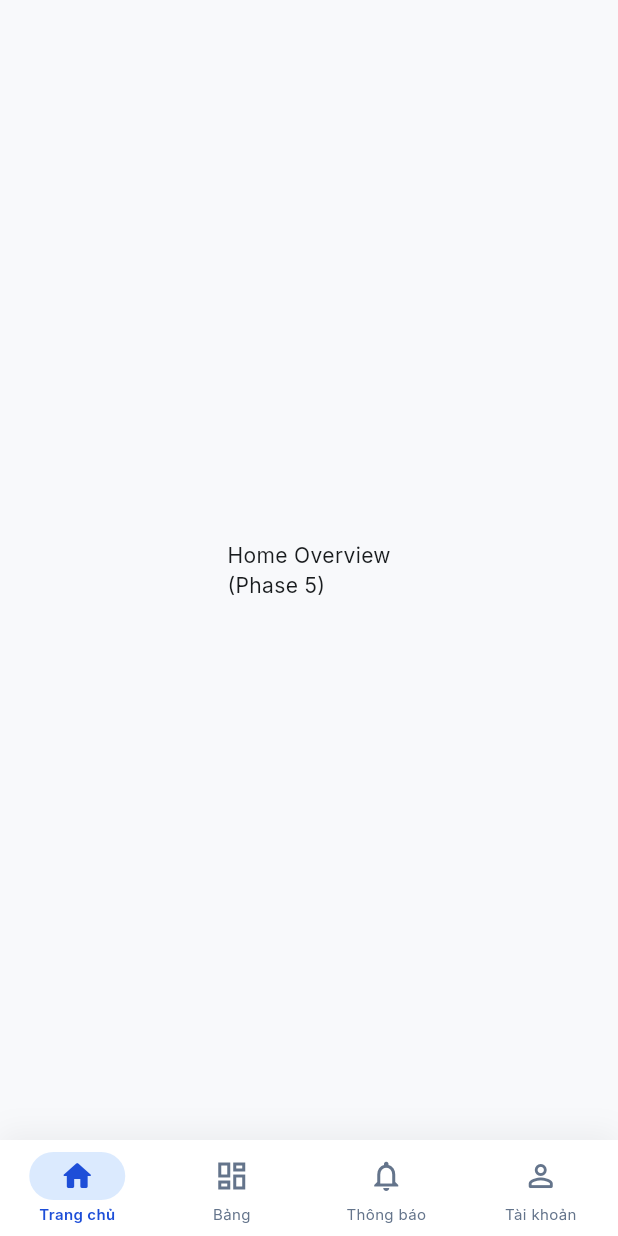
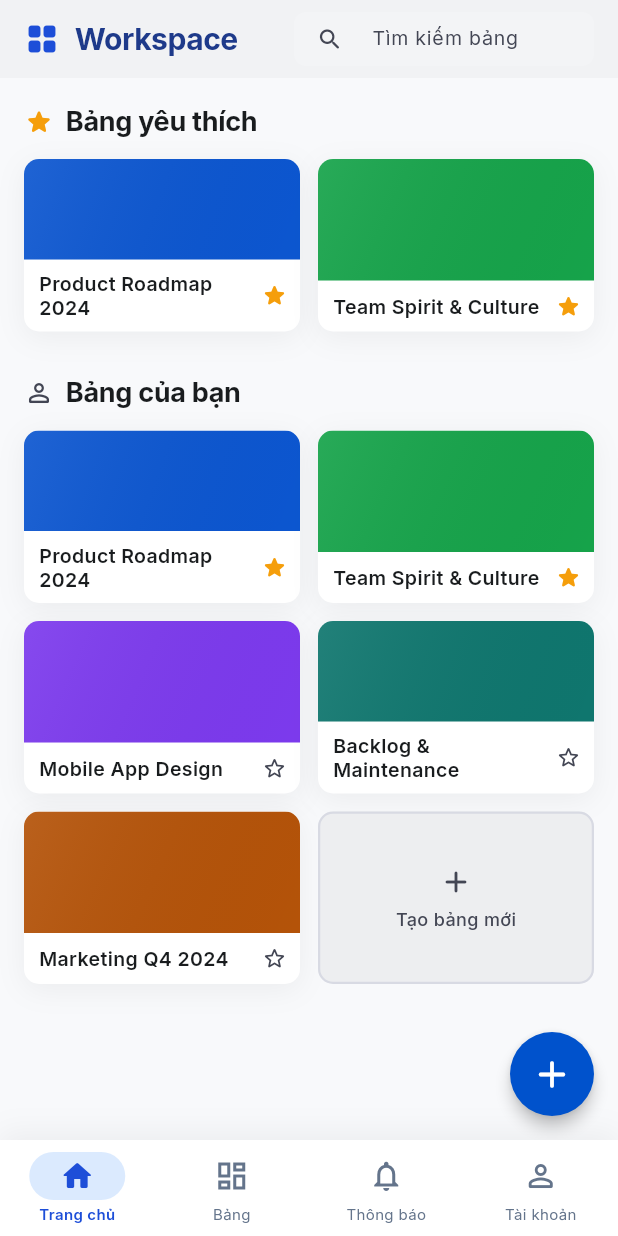
Before and after one commit to KayPham05/TrelloAppClone_V2, a Flutter app: the MainShell screen opened by its route, on a phone screen of 412 x 824 dp. Run offline on Flutter 3.47's test engine with Material 3 defaults, Android fonts, the phone set to English and light mode, and no system bars; our stand-ins replace cookie_jar, dio, dio_cookie_manager, equatable, flutter_bloc, google_fonts and 1 more; accounts and stored records are empty.

Commit message:
feat(home): implement workspace overview screen

```diff
--- a/Flutter/trellon_flutter/lib/core/common_widgets/main_shell.dart
+++ b/Flutter/trellon_flutter/lib/core/common_widgets/main_shell.dart
@@ -1,22 +1,12 @@
 import 'package:flutter/material.dart';
 import 'package:flutter/services.dart';
 import 'package:google_fonts/google_fonts.dart';
+import '../../../features/board/presentation/pages/home_overview_page.dart';
 import '../../../features/board/presentation/pages/board_list_page.dart';
 import '../../../features/activity/presentation/pages/activity_page.dart';
 import '../../../features/profile/presentation/pages/profile_page.dart';
 import '../constants/app_colors.dart';
 
-// Placeholder cho Home Overview (Phase 5 sẽ thay)
-class _HomeOverviewPlaceholder extends StatelessWidget {
-  const _HomeOverviewPlaceholder();
-
-  @override
-  Widget build(BuildContext context) {
-    return const Scaffold(
-      body: Center(child: Text('Home Overview\n(Phase 5)')),
-    );
-  }
-}
 
 class MainShell extends StatefulWidget {
   const MainShell({super.key});
@@ -30,12 +20,11 @@ class _MainShellState extends State<MainShell>
   int _currentIndex = 0;
 
   // 4 tabs: Home, Boards, Notifications, Account
-  // Phase 5-9 sẽ thay từng Placeholder bằng màn hình thật
   final List<Widget> _pages = const [
-    _HomeOverviewPlaceholder(), // Tab 0 – Home (Phase 5)
-    BoardListPage(),            // Tab 1 – Boards (Phase 6)
-    ActivityPage(),             // Tab 2 – Notifications (Phase 8)
-    ProfilePage(),              // Tab 3 – Account (Phase 9)
+    HomeOverviewPage(),  // Tab 0 – Home (Phase 5) ✅
+    BoardListPage(),     // Tab 1 – Boards (Phase 6)
+    ActivityPage(),      // Tab 2 – Notifications (Phase 8)
+    ProfilePage(),       // Tab 3 – Account (Phase 9)
   ];
 
   static const List<_NavDestination> _destinations = [
--- /dev/null
+++ b/Flutter/trellon_flutter/lib/features/board/presentation/pages/home_overview_page.dart
@@ -0,0 +1,367 @@
+import 'package:flutter/material.dart';
+import 'package:google_fonts/google_fonts.dart';
+import '../../../../core/constants/app_colors.dart';
+
+// ── Mock data ──────────────────────────────────────────────────────────────
+class _MockBoard {
+  final String title;
+  final Color color;
+  final bool isStarred;
+  const _MockBoard({
+    required this.title,
+    required this.color,
+    this.isStarred = false,
+  });
+}
+
+final List<_MockBoard> _mockBoards = [
+  _MockBoard(title: 'Product Roadmap 2024',   color: Color(0xFF0C56D0), isStarred: true),
+  _MockBoard(title: 'Team Spirit & Culture',   color: Color(0xFF16A34A), isStarred: true),
+  _MockBoard(title: 'Mobile App Design',       color: Color(0xFF7C3AED), isStarred: false),
+  _MockBoard(title: 'Backlog & Maintenance',   color: Color(0xFF0F766E), isStarred: false),
+  _MockBoard(title: 'Marketing Q4 2024',       color: Color(0xFFB45309), isStarred: false),
+];
+
+// ── Page ───────────────────────────────────────────────────────────────────
+class HomeOverviewPage extends StatefulWidget {
+  const HomeOverviewPage({super.key});
+
+  @override
+  State<HomeOverviewPage> createState() => _HomeOverviewPageState();
+}
+
+class _HomeOverviewPageState extends State<HomeOverviewPage> {
+  late List<_MockBoard> _boards;
+  final _searchController = TextEditingController();
+  String _searchQuery = '';
+
+  @override
+  void initState() {
+    super.initState();
+    _boards = List.from(_mockBoards);
+    _searchController.addListener(() {
+      setState(() => _searchQuery = _searchController.text.toLowerCase());
+    });
+  }
+
+  @override
+  void dispose() {
+    _searchController.dispose();
+    super.dispose();
+  }
+
+  List<_MockBoard> get _starredBoards =>
+      _boards.where((b) => b.isStarred).toList();
+
+  List<_MockBoard> get _filteredBoards {
+    if (_searchQuery.isEmpty) return _boards;
+    return _boards
+        .where((b) => b.title.toLowerCase().contains(_searchQuery))
+        .toList();
+  }
+
+  void _toggleStar(int index) {
+    setState(() => _boards[index] = _MockBoard(
+          title: _boards[index].title,
+          color: _boards[index].color,
+          isStarred: !_boards[index].isStarred,
+        ));
+  }
+
+  void _showCreateBoardDialog() {
+    ScaffoldMessenger.of(context).showSnackBar(
+      const SnackBar(content: Text('Tạo bảng mới (chưa tích hợp backend)')),
+    );
+  }
+
+  @override
+  Widget build(BuildContext context) {
+    return Scaffold(
+      backgroundColor: AppColors.background,
+      body: SafeArea(
+        bottom: false,
+        child: Column(
+          children: [
+            _buildAppBar(),
+            Expanded(
+              child: CustomScrollView(
+                slivers: [
+                  SliverPadding(
+                    padding: const EdgeInsets.fromLTRB(16, 16, 16, 100),
+                    sliver: SliverList(
+                      delegate: SliverChildListDelegate([
+                        if (_starredBoards.isNotEmpty && _searchQuery.isEmpty) ...[
+                          _buildSectionHeader(
+                            icon: Icons.star_rounded,
+                            iconColor: const Color(0xFFF59E0B),
+                            title: 'Bảng yêu thích',
+                          ),
+                          const SizedBox(height: 12),
+                          _buildBoardGrid(_starredBoards, isStarred: true),
+                          const SizedBox(height: 28),
+                        ],
+                        _buildSectionHeader(
+                          icon: Icons.person_outline_rounded,
+                          iconColor: AppColors.onSurfaceVariant,
+                          title: 'Bảng của bạn',
+                        ),
+                        const SizedBox(height: 12),
+                        _buildBoardGrid(_filteredBoards, isStarred: false),
+                        if (_filteredBoards.isEmpty)
+                          _buildEmptySearch(),
+                      ]),
+                    ),
+                  ),
+                ],
+              ),
+            ),
+          ],
+        ),
+      ),
+      floatingActionButton: _buildFab(),
+    );
+  }
+
+  // ── App Bar ──────────────────────────────────────────────────────────────
+  Widget _buildAppBar() {
+    return Container(
+      color: const Color(0xFFF1F2F4), // slate-100
+      padding: const EdgeInsets.symmetric(horizontal: 16, vertical: 8),
+      child: Row(
+        children: [
+          const Icon(Icons.grid_view_rounded, color: Color(0xFF1D4ED8), size: 24),
+          const SizedBox(width: 10),
+          Text(
+            'Workspace',
+            style: GoogleFonts.inter(
+              fontSize: 20,
+              fontWeight: FontWeight.w700,
+              color: const Color(0xFF1E3A8A), // blue-900
+              letterSpacing: -0.3,
+            ),
+          ),
+          const Spacer(),
+          // Search bar (desktop – hidden on mobile)
+          AnimatedContainer(
+            duration: const Duration(milliseconds: 250),
+            child: _buildCompactSearch(),
+          ),
+        ],
+      ),
+    );
+  }
+
+  Widget _buildCompactSearch() {
+    return SizedBox(
+      width: 200,
+      height: 36,
+      child: TextField(
+        controller: _searchController,
+        style: GoogleFonts.inter(fontSize: 13, color: AppColors.onSurface),
+        decoration: InputDecoration(
+          hintText: 'Tìm kiếm bảng',
+          hintStyle: GoogleFonts.inter(fontSize: 13, color: AppColors.onSurfaceVariant),
+          prefixIcon: const Icon(Icons.search_rounded, color: AppColors.onSurfaceVariant, size: 18),
+          filled: true,
+          fillColor: AppColors.surfaceContainerLow,
+          border: OutlineInputBorder(borderRadius: BorderRadius.circular(8), borderSide: BorderSide.none),
+          enabledBorder: OutlineInputBorder(borderRadius: BorderRadius.circular(8), borderSide: BorderSide.none),
+          focusedBorder: OutlineInputBorder(
+            borderRadius: BorderRadius.circular(8),
+            borderSide: const BorderSide(color: AppColors.primaryContainer, width: 1.5),
+          ),
+          contentPadding: const EdgeInsets.symmetric(vertical: 0, horizontal: 12),
+          isDense: true,
+        ),
+      ),
+    );
+  }
+
+  // ── Section header ───────────────────────────────────────────────────────
+  Widget _buildSectionHeader({
+    required IconData icon,
+    required Color iconColor,
+    required String title,
+  }) {
+    return Row(
+      children: [
+        Icon(icon, color: iconColor, size: 20),
+        const SizedBox(width: 8),
+        Text(
+          title,
+          style: GoogleFonts.inter(
+            fontSize: 18,
+            fontWeight: FontWeight.w700,
+            color: AppColors.onSurface,
+            letterSpacing: -0.2,
+          ),
+        ),
+      ],
+    );
+  }
+
+  // ── Board grid ───────────────────────────────────────────────────────────
+  Widget _buildBoardGrid(List<_MockBoard> boards, {required bool isStarred}) {
+    return GridView.builder(
+      shrinkWrap: true,
+      physics: const NeverScrollableScrollPhysics(),
+      gridDelegate: const SliverGridDelegateWithFixedCrossAxisCount(
+        crossAxisCount: 2,
+        crossAxisSpacing: 12,
+        mainAxisSpacing: 12,
+        childAspectRatio: 1.6,
+      ),
+      itemCount: boards.length + (isStarred ? 0 : 1), // +1 for "create" card
+      itemBuilder: (context, index) {
+        if (!isStarred && index == boards.length) {
+          return _buildCreateCard();
+        }
+        final board = boards[index];
+        final globalIndex = _boards.indexOf(board);
+        return _buildBoardCard(board, globalIndex);
+      },
+    );
+  }
+
+  Widget _buildBoardCard(_MockBoard board, int globalIndex) {
+    return GestureDetector(
+      onTap: () => Navigator.pushNamed(context, '/board-detail'),
+      child: AnimatedScale(
+        scale: 1.0,
+        duration: const Duration(milliseconds: 150),
+        child: Container(
+          decoration: BoxDecoration(
+            color: AppColors.surfaceContainerLowest,
+            borderRadius: BorderRadius.circular(10),
+            boxShadow: AppColors.cardShadow,
+          ),
+          clipBehavior: Clip.antiAlias,
+          child: Column(
+            crossAxisAlignment: CrossAxisAlignment.stretch,
+            children: [
+              // Cover
+              Expanded(
+                child: Stack(
+                  fit: StackFit.expand,
+                  children: [
+                    Container(color: board.color),
+                    // Subtle pattern overlay
+                    Container(
+                      decoration: BoxDecoration(
+                        gradient: LinearGradient(
+                          begin: Alignment.topLeft,
+                          end: Alignment.bottomRight,
+                          colors: [
+                            Colors.white.withValues(alpha: 0.08),
+                            Colors.transparent,
+                          ],
+                        ),
+                      ),
+                    ),
+                  ],
+                ),
+              ),
+              // Footer
+              Padding(
+                padding: const EdgeInsets.fromLTRB(10, 8, 8, 8),
+                child: Row(
+                  children: [
+                    Expanded(
+                      child: Text(
+                        board.title,
+                        style: GoogleFonts.inter(
+                          fontSize: 13,
+                          fontWeight: FontWeight.w600,
+                          color: AppColors.onSurface,
+                          height: 1.2,
+                        ),
+                        maxLines: 2,
+                        overflow: TextOverflow.ellipsis,
+                      ),
+                    ),
+                    const SizedBox(width: 4),
+                    GestureDetector(
+                      onTap: () {
+                        if (globalIndex >= 0) _toggleStar(globalIndex);
+                      },
+                      child: Icon(
+                        board.isStarred ? Icons.star_rounded : Icons.star_outline_rounded,
+                        color: board.isStarred
+                            ? const Color(0xFFF59E0B) // amber-500
+                            : AppColors.onSurfaceVariant,
+                        size: 18,
+                      ),
+                    ),
+                  ],
+                ),
+              ),
+            ],
+          ),
+        ),
+      ),
+    );
+  }
+
+  Widget _buildCreateCard() {
+    return GestureDetector(
+      onTap: _showCreateBoardDialog,
+      child: Container(
+        decoration: BoxDecoration(
+          color: AppColors.surfaceContainer,
+          borderRadius: BorderRadius.circular(10),
+          border: Border.all(
+            color: AppColors.outlineVariant.withValues(alpha: 0.5),
+            width: 1.5,
+            style: BorderStyle.solid,
+          ),
+        ),
+        child: Column(
+          mainAxisAlignment: MainAxisAlignment.center,
+          children: [
+            Icon(
+              Icons.add_rounded,
+              color: AppColors.onSurfaceVariant,
+              size: 24,
+            ),
+            const SizedBox(height: 4),
+            Text(
+              'Tạo bảng mới',
+              style: GoogleFonts.inter(
+                fontSize: 12,
+                fontWeight: FontWeight.w500,
+                color: AppColors.onSurfaceVariant,
+              ),
+            ),
+          ],
+        ),
+      ),
+    );
+  }
+
+  Widget _buildEmptySearch() {
+    return Padding(
+      padding: const EdgeInsets.symmetric(vertical: 40),
+      child: Column(
+        children: [
+          Icon(Icons.search_off_rounded, size: 48, color: AppColors.outlineVariant),
+          const SizedBox(height: 12),
+          Text(
+            'Không tìm thấy bảng nào',
+            style: GoogleFonts.inter(fontSize: 14, color: AppColors.onSurfaceVariant),
+          ),
+        ],
+      ),
+    );
+  }
+
+  // ── FAB ─────────────────────────────────────────────────────────────────
+  Widget _buildFab() {
+    return FloatingActionButton(
+      onPressed: _showCreateBoardDialog,
+      backgroundColor: AppColors.primaryContainer,
+      foregroundColor: Colors.white,
+      elevation: 4,
+      child: const Icon(Icons.add_rounded, size: 30),
+    );
+  }
+}
```
